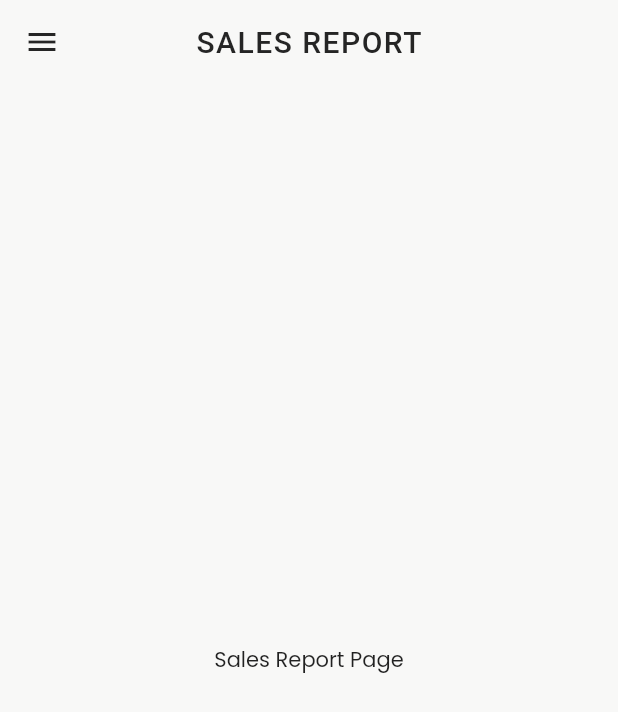
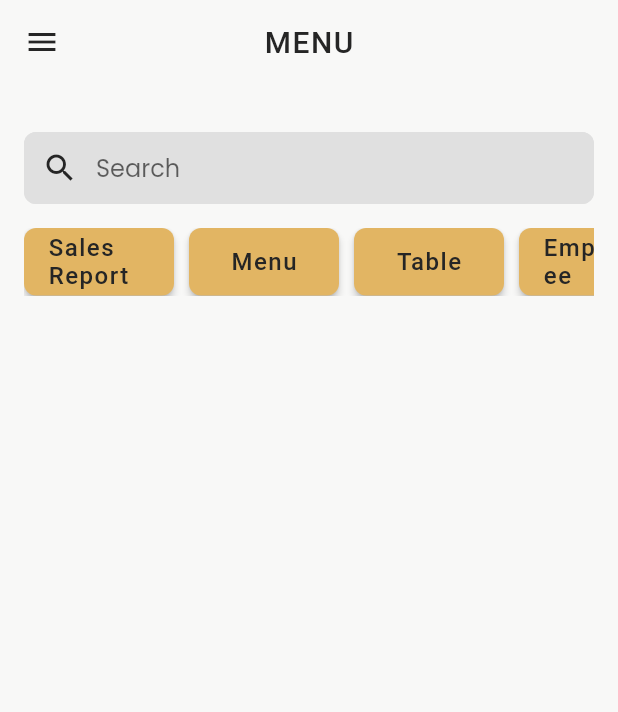
Before and after one commit to JonathanMoralde/primos_app, a Flutter app: the screen it shows after launch, after a tap on "SIGN IN", on a phone screen of 412 x 824 dp. Shown: the top 712 px of the screen. Run offline on Flutter 3.47's test engine with Material 2 defaults, Android fonts, the phone set to English and light mode, and no system bars; our stand-ins replace google_fonts.

Commit message:
added some boilerplate, searchbar, adminMenu wip

```diff
--- /dev/null
+++ b/lib/pages/admin/adminMenu.dart
@@ -0,0 +1,52 @@
+import 'package:flutter/material.dart';
+import 'package:primos_app/widgets/pageObject.dart';
+
+import 'package:primos_app/widgets/sideMenu.dart';
+
+import 'package:primos_app/widgets/searchBar.dart';
+
+import 'package:primos_app/widgets/styledButton.dart';
+
+class AdminMenuPage extends StatelessWidget {
+  const AdminMenuPage({super.key});
+
+  @override
+  Widget build(BuildContext context) {
+    return Scaffold(
+      backgroundColor: const Color(0xFFF8F8F7),
+      drawer: SideMenu(pages: adminPages),
+      appBar: AppBar(
+        title: const Text("MENU"),
+      ),
+      body: SafeArea(
+        child: SingleChildScrollView(
+          child: Column(
+            mainAxisAlignment: MainAxisAlignment.start,
+            children: [
+              const CustomSearchBar(),
+              Padding(
+                padding: const EdgeInsets.symmetric(horizontal: 16),
+                child: SizedBox(
+                  height: 45,
+                  child: ListView.builder(
+                    itemCount: adminPages.length, //temporary using adminPages
+                    scrollDirection: Axis.horizontal,
+                    itemBuilder: (context, index) => Padding(
+                      padding: const EdgeInsets.only(right: 10),
+                      child: StyledButton(
+                        btnText: adminPages[index]
+                            .name, //temporarry using adminpages
+                        onClick: adminPages[index].onTap,
+                        btnWidth: 100,
+                      ),
+                    ),
+                  ),
+                ),
+              )
+            ],
+          ),
+        ),
+      ),
+    );
+  }
+}
--- a/lib/pages/admin/salesReport.dart
+++ b/lib/pages/admin/salesReport.dart
@@ -8,31 +8,6 @@ class SalesReportPage extends StatelessWidget {
 
   @override
   Widget build(BuildContext context) {
-    // admin side menu pages
-    // creating an array/list to be passed in sideMenu
-    List<SideMenuPage> adminPages = [
-      SideMenuPage(
-          name: "Sales Report",
-          onTap: () {
-            print("Sales");
-          }),
-      SideMenuPage(
-          name: "Menu",
-          onTap: () {
-            print("Menu");
-          }),
-      SideMenuPage(
-          name: "Table",
-          onTap: () {
-            print("Table");
-          }),
-      SideMenuPage(
-          name: "Employee",
-          onTap: () {
-            print("Employee");
-          }),
-    ];
-
     return Scaffold(
       backgroundColor: const Color(0xFFF8F8F7),
       drawer: SideMenu(
--- a/lib/pages/loginScreen.dart
+++ b/lib/pages/loginScreen.dart
@@ -2,7 +2,9 @@ import 'package:flutter/material.dart';
 import 'package:primos_app/widgets/styledButton.dart';
 import 'package:primos_app/widgets/styledTextField.dart';
 
+// admin pages
 import 'package:primos_app/pages/admin/salesReport.dart';
+import 'package:primos_app/pages/admin/adminMenu.dart';
 
 class LoginSreen extends StatelessWidget {
   LoginSreen({super.key});
@@ -23,7 +25,7 @@ class LoginSreen extends StatelessWidget {
 
         MaterialPageRoute(
           builder: (BuildContext context) {
-            return SalesReportPage(); //* Replace page depending on user type
+            return AdminMenuPage(); //* Replace page depending on user type
           },
         ),
       );
--- a/lib/widgets/pageObject.dart
+++ b/lib/widgets/pageObject.dart
@@ -7,3 +7,34 @@ class SideMenuPage {
 
   SideMenuPage({required this.name, required this.onTap});
 }
+
+// TODO CREATE THE LIST OF PAGES BELOW
+// * THESE LIST ARE TO BE PASSED AS PARAMETER IN SIDEMENU
+// * IMPORTING pageObject.dart automatically gives access to it
+
+// ADMIN PAGES
+
+List<SideMenuPage> adminPages = [
+  SideMenuPage(
+      name: "Sales Report",
+      onTap: () {
+        print("Sales");
+      }),
+  SideMenuPage(
+      name: "Menu",
+      onTap: () {
+        print("Menu");
+      }),
+  SideMenuPage(
+      name: "Table",
+      onTap: () {
+        print("Table");
+      }),
+  SideMenuPage(
+      name: "Employee",
+      onTap: () {
+        print("Employee");
+      }),
+];
+
+// END OF ADMIN PAGES
--- /dev/null
+++ b/lib/widgets/searchBar.dart
@@ -0,0 +1,82 @@
+import 'package:flutter/material.dart';
+
+class CustomSearchBar extends StatefulWidget {
+  const CustomSearchBar({Key? key}) : super(key: key);
+
+  @override
+  _CustomSearchBarState createState() => _CustomSearchBarState();
+}
+
+class _CustomSearchBarState extends State<CustomSearchBar> {
+  // This controller will store the value of the search bar
+  final TextEditingController _searchController = TextEditingController();
+
+  @override
+  void initState() {
+    super.initState();
+    _searchController.addListener(_onSearchTextChanged);
+  }
+
+  void _onSearchTextChanged() {
+    setState(() {}); // To update the widget when the text changes
+  }
+
+  @override
+  Widget build(BuildContext context) {
+    bool isTextEmpty = _searchController.text.isEmpty;
+
+    return Container(
+      // height: 55,
+      // width: 328,
+      // Add padding around the search bar
+      padding: const EdgeInsets.fromLTRB(16, 32, 16, 16),
+      // Use a Material design search bar
+      child: TextField(
+        controller: _searchController,
+        cursorColor: const Color(0xFF252525),
+        decoration: InputDecoration(
+          contentPadding: const EdgeInsets.only(
+              bottom: 16, left: 10, right: 10), //* This centers the input
+          hintText: 'Search',
+          // Show the clear icon only when there is text in the search bar
+          suffixIcon: isTextEmpty
+              ? null
+              : IconButton(
+                  color: const Color(0xFF252525),
+                  icon: const Icon(Icons.clear),
+                  onPressed: () => _searchController.clear(),
+                ),
+          // Add a search icon or button to the search bar
+          prefixIcon: IconButton(
+            color: const Color(0xFF252525),
+            icon: const Icon(Icons.search),
+            onPressed: () {
+              // TODO PERFORM SEARCH HERE
+            },
+          ),
+          filled: true,
+          fillColor: Colors.grey.shade300,
+          border: InputBorder.none, // To remove the default border
+          // ENABLED BORDER
+          enabledBorder: OutlineInputBorder(
+            borderRadius: const BorderRadius.all(
+              Radius.circular(8),
+            ),
+            borderSide: BorderSide(
+              color: Colors.grey.shade300,
+            ),
+          ),
+          // FOCUSED BORDER
+          focusedBorder: OutlineInputBorder(
+            borderRadius: const BorderRadius.all(
+              Radius.circular(8),
+            ),
+            borderSide: BorderSide(
+              color: Colors.grey.shade300,
+            ),
+          ),
+        ),
+      ),
+    );
+  }
+}
--- a/lib/widgets/styledTextField.dart
+++ b/lib/widgets/styledTextField.dart
@@ -21,6 +21,7 @@ class StyledTextField extends StatelessWidget {
         style: const TextStyle(fontSize: 14.0),
         controller: controller, //controller
         obscureText: obscureText, //obscureText
+        cursorColor: Color(0xFF252525),
         decoration: InputDecoration(
           contentPadding:
               const EdgeInsets.only(bottom: 16, left: 10, right: 10),
```
Also changed, not shown: lib/pages/cashier/orderList.dart (added), lib/pages/kitchen/orders.dart (added), lib/pages/waiter/tables.dart (added).
